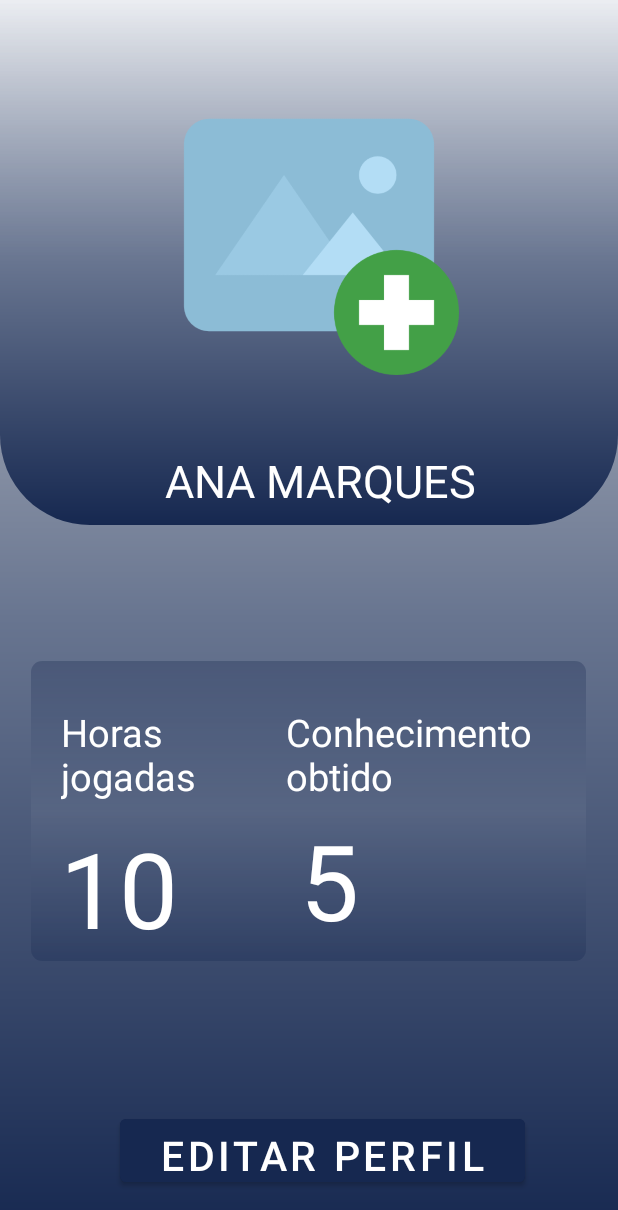
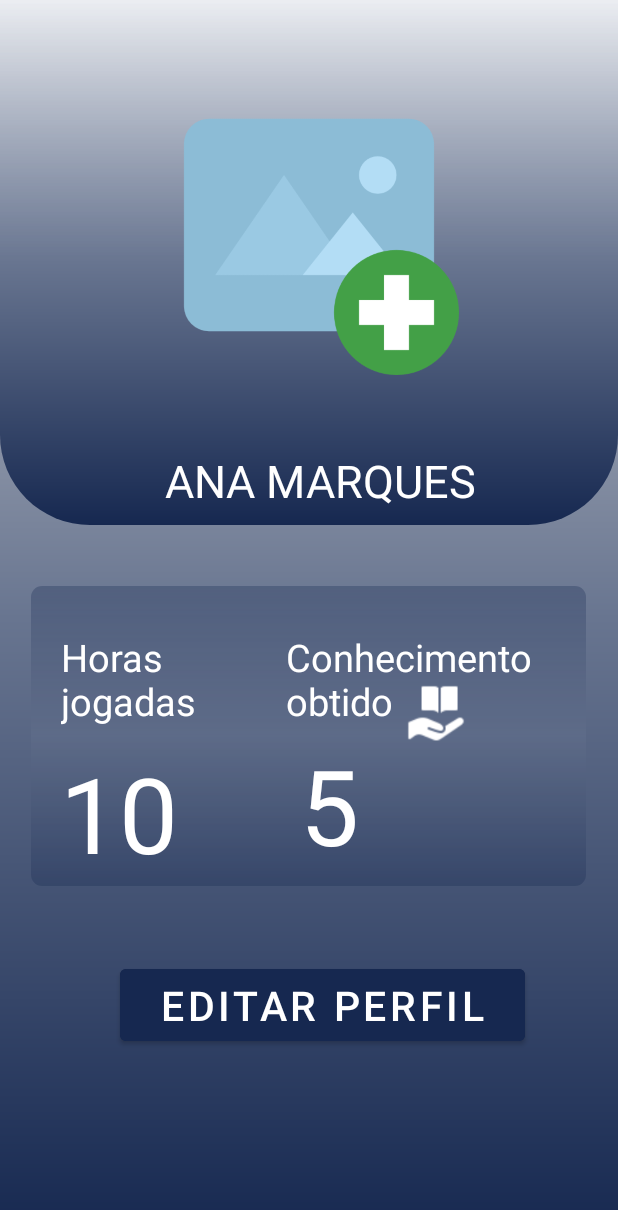
Before and after one commit to juliaenriquetto/SaberSenior, an Android app: the layout perfil.xml on its own in the app's theme, with its tools: preview values and no code run, on a phone screen of 412 x 824 dp. Shown: the top 1210 px of the screen. Run offline under Robolectric (Android 15) with nearby library versions, the phone set to English and light mode, and no system bars; Roboto replaces fonts that are not available here.

Commit message:
perfil2.0

```diff
--- a/app/src/main/res/layout/perfil.xml
+++ b/app/src/main/res/layout/perfil.xml
@@ -37,7 +37,7 @@
         android:layout_height="200dp"
         android:background="@drawable/backgroud_conhecimento"
         android:layout_gravity="center"
-        android:layout_marginTop="100dp">
+        android:layout_marginTop="50dp">
 
         <TextView
             android:layout_width="150dp"
@@ -49,20 +49,22 @@
             android:layout_marginLeft="20dp"
             />
 
-
-<!--        <TextView-->
-<!--            android:layout_width="50dp"-->
-<!--            android:layout_height="50dp"-->
-<!--            android:layout_marginTop="50dp"-->
-<!--            android:drawableEnd="@android:drawable/ic_dialog_info"-->
-<!--            />-->
         <TextView
             android:layout_width="180dp"
             android:layout_height="70dp"
             android:text="Conhecimento obtido"
             android:layout_marginTop="30dp"
             android:textSize="25dp"
-            android:textColor="@color/white"
+            android:textColor="@color/white">
+
+        </TextView>
+
+        <ImageView
+            android:layout_width="40dp"
+            android:layout_height="40dp"
+            android:layout_marginTop="65dp"
+            android:layout_marginLeft="-100dp"
+            app:srcCompat="@drawable/conhecimento"
             />
 
     </LinearLayout>
@@ -95,7 +97,7 @@
         android:layout_height="wrap_content"
         android:text="EDITAR PERFIL"
         android:textAlignment="center"
-        android:layout_marginTop="120dp"
+        android:layout_marginTop="70dp"
         android:padding="5dp"
         android:textSize="27dp"
         android:layout_marginLeft="80dp"
```
Also changed, not shown: app/src/main/res/drawable/conhecimento.png (added), app/src/main/res/drawable/linha.png (added).
